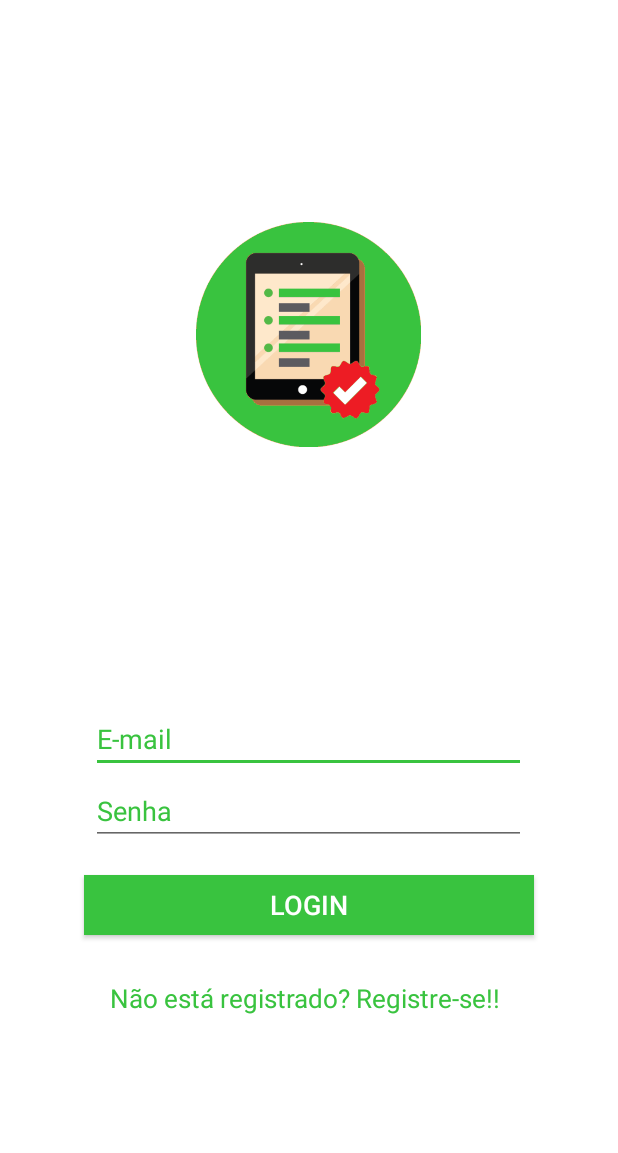
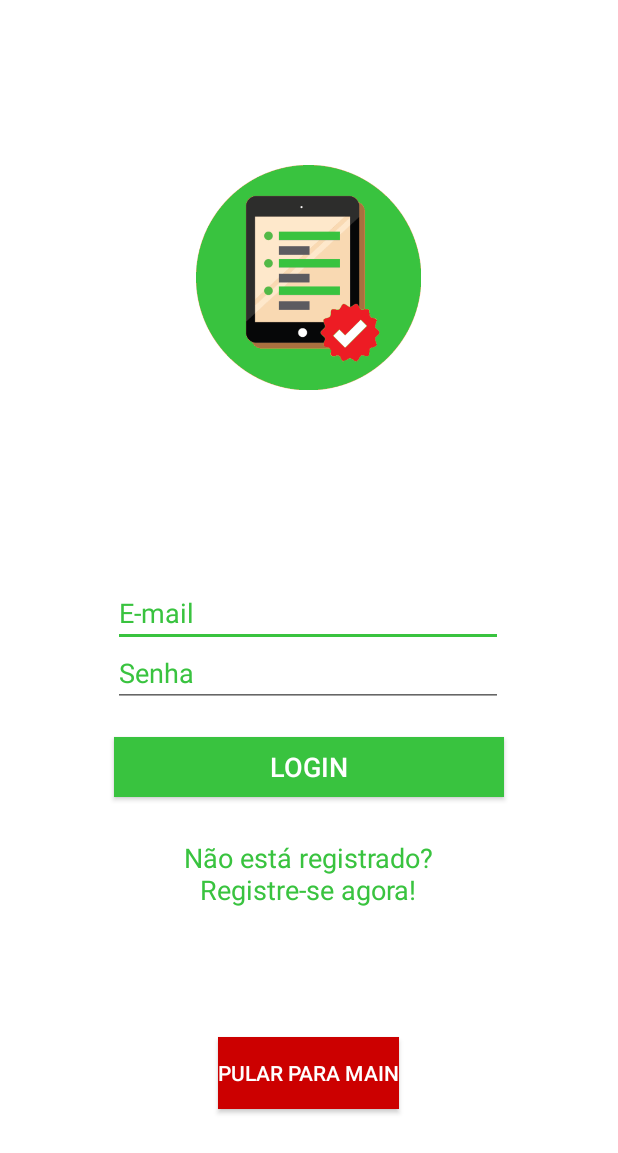
Before and after one commit to Claudyelle/pi2017, an Android app: the layout activity_login.xml on its own in the app's theme, with its tools: preview values and no code run, on a phone screen of 412 x 824 dp. Shown: the top 1153 px of the screen. Run offline under Robolectric (Android 15) with nearby library versions, the phone set to English and light mode, and no system bars.

Commit message:
tela de login no lugar certo

```diff
--- a/ComandaVirtualnova/app/src/main/AndroidManifest.xml
+++ b/ComandaVirtualnova/app/src/main/AndroidManifest.xml
@@ -14,13 +14,7 @@
         android:roundIcon="@mipmap/ic_launcher_round"
         android:supportsRtl="true"
         android:theme="@style/AppTheme">
-        <activity android:name=".MainActivity">
-            <intent-filter>
-                <action android:name="android.intent.action.MAIN" />
 
-                <category android:name="android.intent.category.LAUNCHER" />
-            </intent-filter>
-        </activity>
         <activity android:name=".LoginActivity" />
         <activity android:name=".LauncherActivity">
             <intent-filter>
--- a/ComandaVirtualnova/app/src/main/java/android/usuario/comandavirtual/LauncherActivity.java
+++ b/ComandaVirtualnova/app/src/main/java/android/usuario/comandavirtual/LauncherActivity.java
@@ -22,7 +22,7 @@ public class LauncherActivity extends AppCompatActivity implements Runnable {
 
     public void run() {
 
-        Intent intent = new Intent(getApplicationContext(), MainActivity.class);
+        Intent intent = new Intent(getApplicationContext(), LoginActivity.class);
         startActivity(intent);
 
         finish();
--- a/ComandaVirtualnova/app/src/main/java/android/usuario/comandavirtual/LoginActivity.java
+++ b/ComandaVirtualnova/app/src/main/java/android/usuario/comandavirtual/LoginActivity.java
@@ -1,7 +1,12 @@
 package android.usuario.comandavirtual;
 
+import android.app.Activity;
+import android.content.Intent;
 import android.support.v7.app.AppCompatActivity;
 import android.os.Bundle;
+import android.support.v7.widget.AppCompatButton;
+import android.view.View;
+import android.widget.Button;
 
 public class LoginActivity extends AppCompatActivity {
 
--- a/ComandaVirtualnova/app/src/main/res/layout/activity_login.xml
+++ b/ComandaVirtualnova/app/src/main/res/layout/activity_login.xml
@@ -4,18 +4,18 @@
     xmlns:tools="http://schemas.android.com/tools"
     android:layout_width="match_parent"
     android:layout_height="match_parent"
-    tools:context="android.usuario.comandavirtual.MainActivity">
+    tools:context="android.usuario.comandavirtual.LoginActivity">
 
     <android.support.constraint.ConstraintLayout
         android:layout_width="match_parent"
         android:layout_height="match_parent"
         android:background="@android:color/white"
         android:orientation="vertical"
+        app:layout_constraintBottom_toBottomOf="parent"
         app:layout_constraintEnd_toEndOf="parent"
         app:layout_constraintHorizontal_bias="0.5"
         app:layout_constraintStart_toStartOf="parent"
         app:layout_constraintTop_toTopOf="parent"
-        app:layout_constraintBottom_toBottomOf="parent"
         tools:layout_constraintBottom_creator="1"
         tools:layout_constraintLeft_creator="1"
         tools:layout_constraintRight_creator="1"
@@ -37,7 +37,7 @@
 
         <EditText
             android:id="@+id/editText"
-            android:layout_width="290sp"
+            android:layout_width="260sp"
             android:layout_height="40sp"
             android:ems="10"
             android:hint="E-mail"
@@ -45,17 +45,16 @@
             android:textColorHint="#39C33F"
             app:layout_constraintBottom_toBottomOf="parent"
             app:layout_constraintEnd_toEndOf="parent"
-            app:layout_constraintHorizontal_bias="0.495"
+            app:layout_constraintHorizontal_bias="0.496"
             app:layout_constraintStart_toStartOf="parent"
             app:layout_constraintTop_toTopOf="parent"
-            app:layout_constraintVertical_bias="0.606"
+            app:layout_constraintVertical_bias="0.499"
             tools:layout_constraintTop_creator="1" />
 
         <EditText
             android:id="@+id/editText2"
-            android:layout_width="290sp"
+            android:layout_width="260sp"
             android:layout_height="40sp"
-            android:layout_marginTop="8dp"
             android:ems="10"
             android:hint="Senha"
             android:inputType="textPassword"
@@ -69,7 +68,7 @@
 
         <Button
             android:id="@+id/buttonLogin"
-            android:layout_width="300dp"
+            android:layout_width="260dp"
             android:layout_height="40dp"
             android:layout_marginTop="20dp"
             android:background="#39C33F"
@@ -83,20 +82,38 @@
 
         <TextView
             android:id="@+id/linkRegistro"
-            android:layout_width="266dp"
-            android:layout_height="25dp"
-            android:layout_marginTop="30dp"
+            android:layout_width="256dp"
+            android:layout_height="47dp"
+            android:layout_marginTop="28sp"
             android:autoLink="web"
             android:linksClickable="true"
-            android:text="Não está registrado? Registre-se!!"
+            android:text="@string/registro"
+            android:textAlignment="center"
             android:textColor="#39C33F"
-            android:textSize="17sp"
+            android:textSize="18sp"
             app:layout_constraintEnd_toEndOf="parent"
-            app:layout_constraintHorizontal_bias="0.5"
+            app:layout_constraintHorizontal_bias="0.496"
             app:layout_constraintStart_toStartOf="parent"
             app:layout_constraintTop_toBottomOf="@+id/buttonLogin"
             tools:layout_constraintTop_creator="1" />
 
+        <Button
+            android:id="@+id/pular"
+            android:layout_width="wrap_content"
+            android:layout_height="wrap_content"
+            android:layout_marginBottom="8dp"
+            android:layout_marginEnd="8dp"
+            android:layout_marginStart="8dp"
+            android:layout_marginTop="8dp"
+            android:background="@android:color/holo_red_dark"
+            android:text="Pular para Main"
+            android:textColor="@android:color/white"
+            app:layout_constraintBottom_toBottomOf="parent"
+            app:layout_constraintEnd_toEndOf="parent"
+            app:layout_constraintHorizontal_bias="0.498"
+            app:layout_constraintStart_toStartOf="parent"
+            app:layout_constraintTop_toBottomOf="@+id/linkRegistro" />
+
     </android.support.constraint.ConstraintLayout>
 
 </android.support.constraint.ConstraintLayout>
--- a/ComandaVirtualnova/app/src/main/res/values/strings.xml
+++ b/ComandaVirtualnova/app/src/main/res/values/strings.xml
@@ -108,7 +108,7 @@
     <string name="permission_rationale">"Contacts permissions are needed for providing email
         completions."
     </string>
-    <string name="registro"><a href="http://www.google.com">Não está registrado? Registre-se agora!</a></string>
+    <string name="registro">Não está registrado? Registre-se agora!</string>
 
     <string name="title_activity_fullscreen">FullscreenActivity</string>
     <string name="dummy_button">Dummy Button</string>
--- a/ComandaVirtualnova/build.gradle
+++ b/ComandaVirtualnova/build.gradle
@@ -5,7 +5,7 @@ buildscript {
         jcenter()
     }
     dependencies {
-        classpath 'com.android.tools.build:gradle:2.3.3'
+        classpath 'com.android.tools.build:gradle:3.0.0'
 
         // NOTE: Do not place your application dependencies here; they belong
         // in the individual module build.gradle files
```
